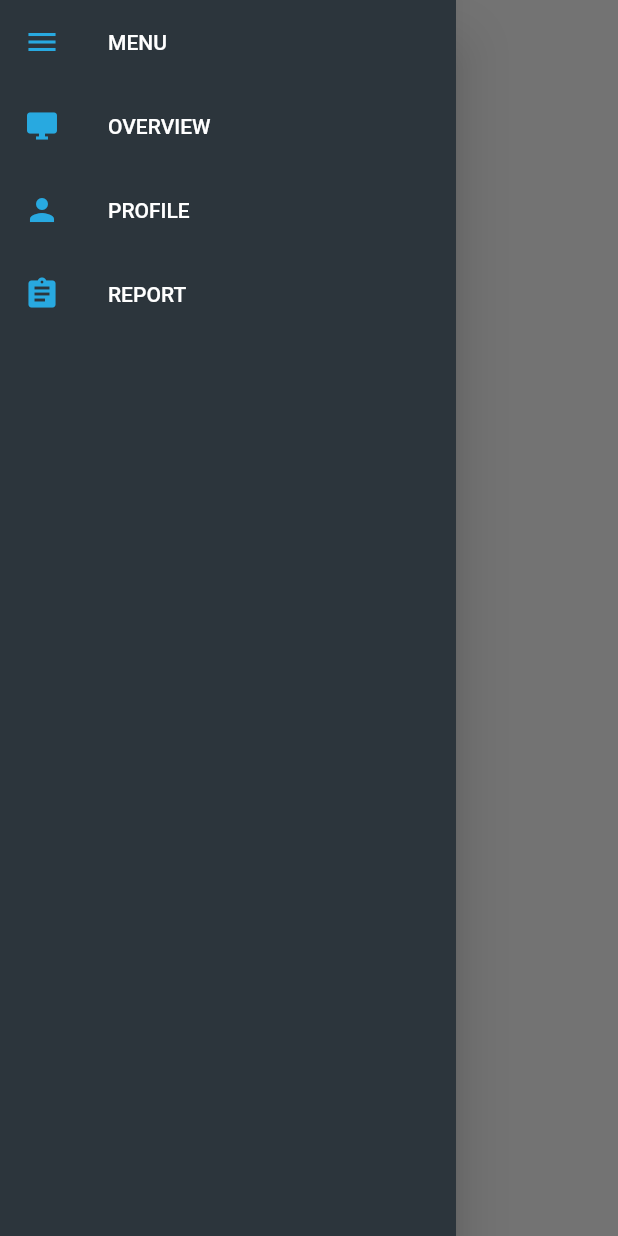
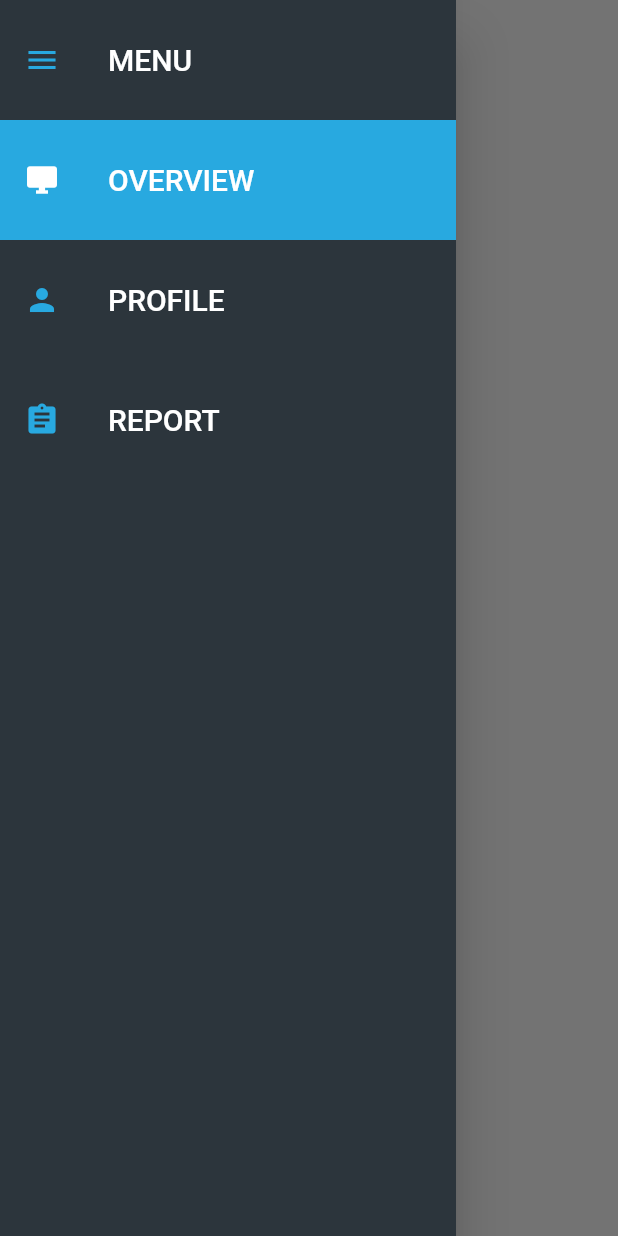
Before and after one commit to Harrisonnguyen1210/Cleaner_App, a Flutter app: the screen it shows after launch, in the side drawer, after a tap on "OVERVIEW", on a phone screen of 412 x 824 dp. Run offline on Flutter 3.47's test engine with Material 2 defaults, Android fonts, the phone set to English and light mode, and no system bars.

Commit message:
Grooming Drawer UI
Adding clicking item effect, selected item state

```diff
--- a/lib/widgets/app_drawer.dart
+++ b/lib/widgets/app_drawer.dart
@@ -2,10 +2,74 @@ import 'package:cleaner_app/consts.dart';
 import 'package:cleaner_app/route_names.dart';
 import 'package:flutter/material.dart';
 
-class AppDrawer extends StatelessWidget {
+class AppDrawer extends StatefulWidget {
   final GlobalKey<NavigatorState> navigatorKey;
 
   const AppDrawer({Key key, this.navigatorKey}) : super(key: key);
+
+  @override
+  _AppDrawerState createState() => _AppDrawerState();
+}
+
+class _AppDrawerState extends State<AppDrawer> {
+  int _selectedIndex = 0;
+
+  final _drawerItemData = [
+    {
+      'icon': Icons.desktop_windows,
+      'title': 'OVERVIEW',
+      'route': RouteNames.overview,
+    },
+    {
+      'icon': Icons.person,
+      'title': 'PROFILE',
+      'route': RouteNames.profile,
+    },
+    {
+      'icon': Icons.assignment,
+      'title': 'REPORT',
+      'route': RouteNames.report,
+    },
+  ];
+
+  void _onSelectedItem(int index) {
+    setState(() {
+      _selectedIndex = index;
+      widget.navigatorKey.currentState
+          .pushReplacementNamed(_drawerItemData[index]['route']);
+    });
+  }
+
+  Widget _buildDrawerItem(int index) {
+    return Container(
+      color:
+          _selectedIndex == index ? Consts.primaryBlue : Consts.secondaryBlack,
+      child: Material(
+        color: Colors.transparent,
+        child: InkWell(
+          onTap: () => _onSelectedItem(index),
+          child: Container(
+            height: 80,
+            child: Center(
+              child: ListTile(
+                selected: _selectedIndex == index,
+                leading: Icon(
+                  _drawerItemData[index]['icon'],
+                  color: _selectedIndex == index
+                      ? Consts.white
+                      : Consts.primaryBlue,
+                ),
+                title: Text(
+                  _drawerItemData[index]['title'],
+                  style: TextStyle(color: Consts.white, fontSize: 20),
+                ),
+              ),
+            ),
+          ),
+        ),
+      ),
+    );
+  }
 
   @override
   Widget build(BuildContext context) {
@@ -14,52 +78,26 @@ class AppDrawer extends StatelessWidget {
         color: Consts.secondaryBlack,
         child: Column(
           children: [
-            ListTile(
+            Container(
+              height: 80,
+              child: Center(
+                child: ListTile(
                   leading: Icon(
                     Icons.menu,
                     color: Consts.primaryBlue,
                   ),
                   title: Text(
                     'MENU',
-                style: TextStyle(color: Consts.white),
+                    style: TextStyle(color: Consts.white, fontSize: 20),
                   ),
                 ),
-            ListTile(
-              leading: Icon(
-                Icons.desktop_windows,
-                color: Consts.primaryBlue,
               ),
-              title: Text(
-                'OVERVIEW',
-                style: TextStyle(color: Consts.white),
             ),
-              onTap: () => navigatorKey.currentState
-                  .pushReplacementNamed(RouteNames.overview),
-            ),
-            ListTile(
-              leading: Icon(
-                Icons.person,
-                color: Consts.primaryBlue,
-              ),
-              title: Text(
-                'PROFILE',
-                style: TextStyle(color: Consts.white),
-              ),
-              onTap: () => navigatorKey.currentState
-                  .pushReplacementNamed(RouteNames.profile),
-            ),
-            ListTile(
-              leading: Icon(
-                Icons.assignment,
-                color: Consts.primaryBlue,
-              ),
-              title: Text(
-                'REPORT',
-                style: TextStyle(color: Consts.white),
-              ),
-              onTap: () => navigatorKey.currentState
-                  .pushReplacementNamed(RouteNames.report),
-            ),
+            ..._drawerItemData
+                .asMap()
+                .entries
+                .map((mapEntry) => _buildDrawerItem(mapEntry.key))
+                .toList()
           ],
         ),
       ),
```
Lines whose indentation alone changed are shown as unchanged.
